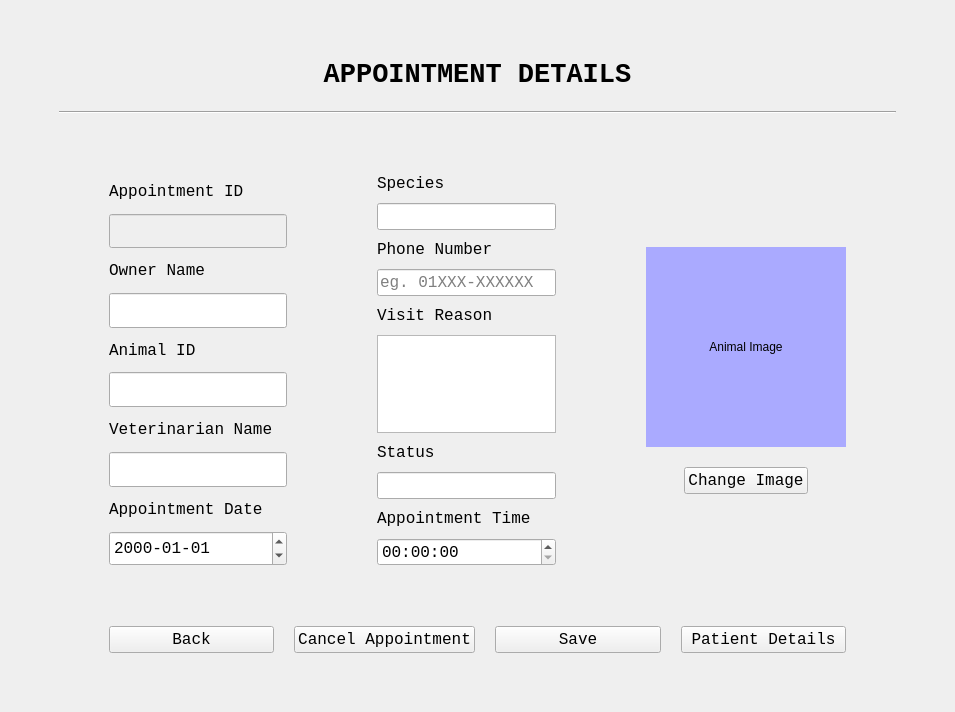
The window that AppointmentModifyUI.ui (ASNaeem/Simple-VCMS) describes before a commit, drawn with Qt 5.
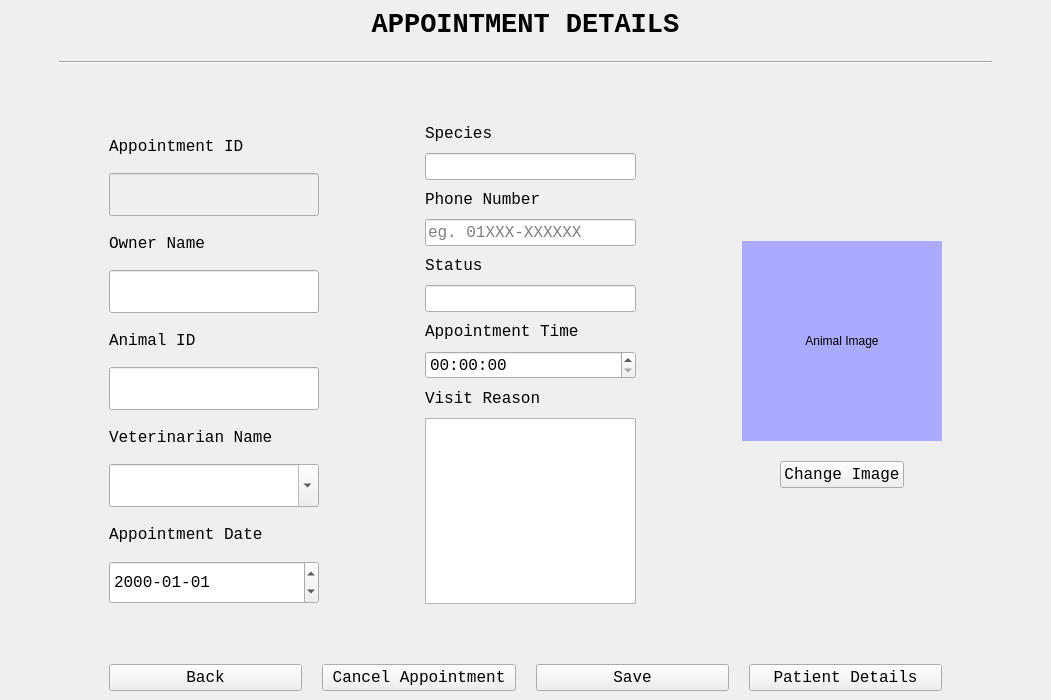
The same window after the commit.

Commit message: added drop down combobox in the modify appointment

Patch:
```diff
--- a/AppointmentModifyUI.ui
+++ b/AppointmentModifyUI.ui
@@ -6,8 +6,8 @@
    <rect>
     <x>0</x>
     <y>0</y>
-    <width>955</width>
-    <height>712</height>
+    <width>1051</width>
+    <height>700</height>
    </rect>
   </property>
   <property name="windowTitle">
@@ -24,13 +24,13 @@
        <number>50</number>
       </property>
       <property name="topMargin">
-       <number>50</number>
+       <number>0</number>
       </property>
       <property name="rightMargin">
        <number>50</number>
       </property>
       <property name="bottomMargin">
-       <number>50</number>
+       <number>0</number>
       </property>
       <item>
        <layout class="QGridLayout" name="gridLayout_3">
@@ -234,9 +234,9 @@
            </widget>
           </item>
           <item>
-           <widget class="QLineEdit" name="line_apt_vet_name">
+           <widget class="QComboBox" name="comboBox_vet_name">
             <property name="sizePolicy">
-             <sizepolicy hsizetype="Expanding" vsizetype="Expanding">
+             <sizepolicy hsizetype="Preferred" vsizetype="Expanding">
               <horstretch>0</horstretch>
               <verstretch>0</verstretch>
              </sizepolicy>
@@ -247,6 +247,18 @@
               <pointsize>12</pointsize>
              </font>
             </property>
+            <property name="editable">
+             <bool>true</bool>
+            </property>
+            <property name="insertPolicy">
+             <enum>QComboBox::NoInsert</enum>
+            </property>
+            <property name="placeholderText">
+             <string>Select</string>
+            </property>
+            <property name="duplicatesEnabled">
+             <bool>false</bool>
+            </property>
            </widget>
           </item>
           <item>
@@ -392,31 +404,6 @@
             </property>
            </widget>
           </item>
-          <item>
-           <widget class="QLabel" name="label_43">
-            <property name="sizePolicy">
-             <sizepolicy hsizetype="Expanding" vsizetype="Expanding">
-              <horstretch>0</horstretch>
-              <verstretch>0</verstretch>
-             </sizepolicy>
-            </property>
-            <property name="font">
-             <font>
-              <family>Courier New</family>
-              <pointsize>12</pointsize>
-             </font>
-            </property>
-            <property name="text">
-             <string>Visit Reason</string>
-            </property>
-            <property name="alignment">
-             <set>Qt::AlignLeading|Qt::AlignLeft|Qt::AlignVCenter</set>
-            </property>
-           </widget>
-          </item>
-          <item>
-           <widget class="QTextEdit" name="text_visit_reason"/>
-          </item>
           <item>
            <widget class="QLabel" name="label_53">
             <property name="sizePolicy">
@@ -499,6 +486,31 @@
             </property>
            </widget>
           </item>
+          <item>
+           <widget class="QLabel" name="label_43">
+            <property name="sizePolicy">
+             <sizepolicy hsizetype="Expanding" vsizetype="Expanding">
+              <horstretch>0</horstretch>
+              <verstretch>0</verstretch>
+             </sizepolicy>
+            </property>
+            <property name="font">
+             <font>
+              <family>Courier New</family>
+              <pointsize>12</pointsize>
+             </font>
+            </property>
+            <property name="text">
+             <string>Visit Reason</string>
+            </property>
+            <property name="alignment">
+             <set>Qt::AlignLeading|Qt::AlignLeft|Qt::AlignVCenter</set>
+            </property>
+           </widget>
+          </item>
+          <item>
+           <widget class="QTextEdit" name="text_visit_reason"/>
+          </item>
          </layout>
         </item>
         <item>
```
